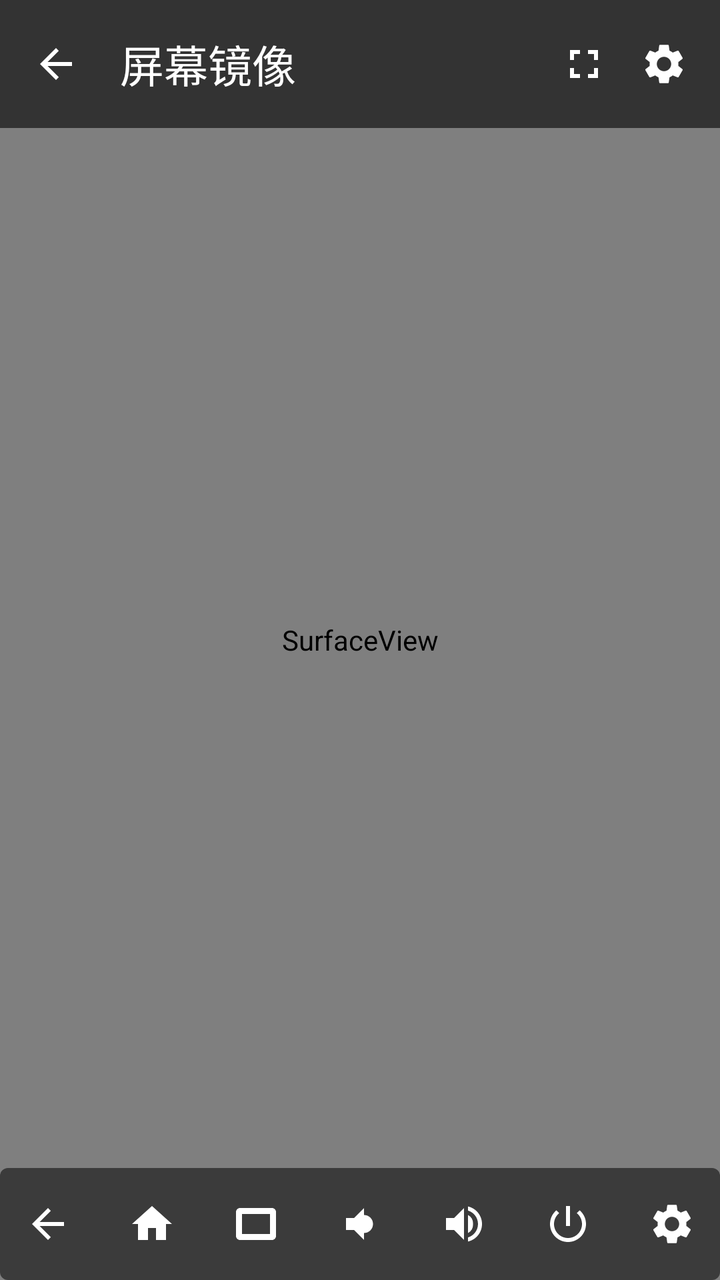
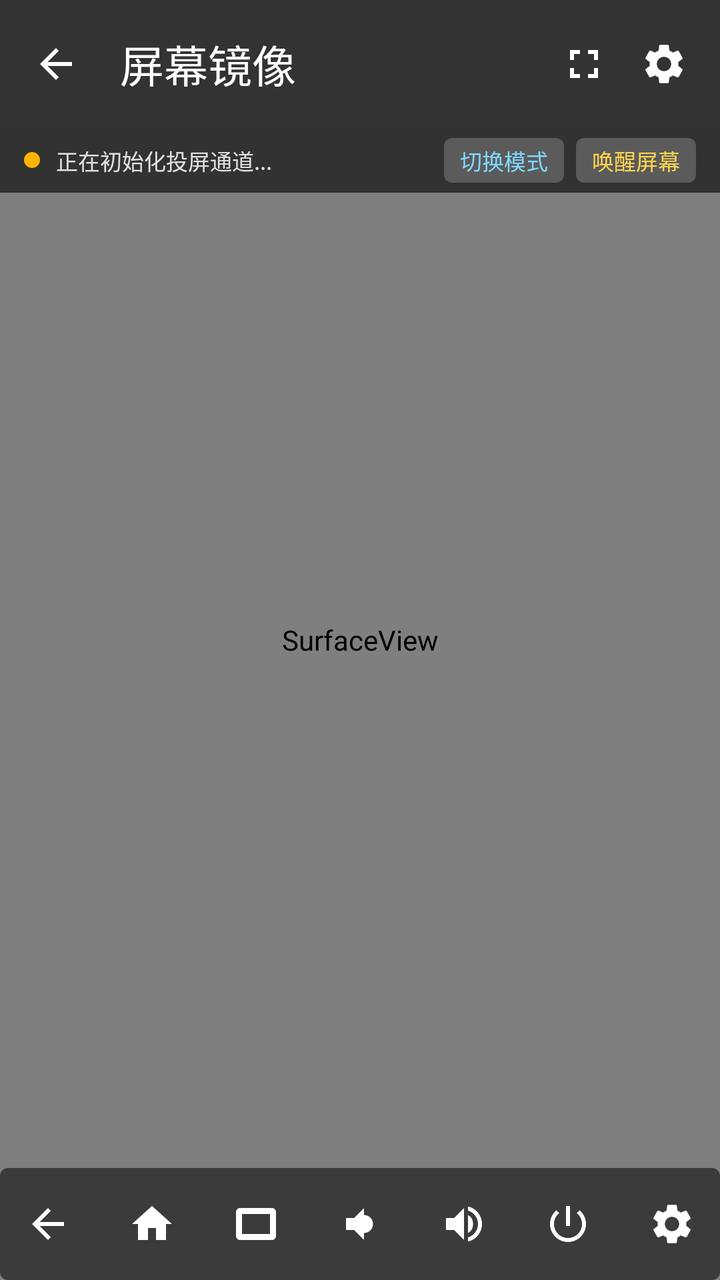

Compare the two renders of this Android layout. The source of the first and the diff that turns it into the second are given below.
<!-- AndroidManifest.xml: application theme Theme.ADBToolbox -->
<!-- res/layout/activity_scrcpy.xml -->
<?xml version="1.0" encoding="utf-8"?>
<FrameLayout xmlns:android="http://schemas.android.com/apk/res/android"
    xmlns:app="http://schemas.android.com/apk/res-auto"
    android:id="@+id/rootContainer"
    android:layout_width="match_parent"
    android:layout_height="match_parent"
    android:background="#000000">

    
    <FrameLayout
        android:id="@+id/flScreenContainer"
        android:layout_width="match_parent"
        android:layout_height="match_parent">

        
        <SurfaceView
            android:id="@+id/surfaceView"
            android:layout_width="match_parent"
            android:layout_height="match_parent"
            android:layout_gravity="center"
            android:visibility="visible" />

        
        <ImageView
            android:id="@+id/ivScreen"
            android:layout_width="match_parent"
            android:layout_height="match_parent"
            android:layout_gravity="center"
            android:contentDescription="Screen Stream"
            android:scaleType="fitCenter"
            android:visibility="gone" />

        
        <ProgressBar
            android:id="@+id/pbLoading"
            android:layout_width="wrap_content"
            android:layout_height="wrap_content"
            android:layout_gravity="center"
            android:indeterminateTint="#FFFFFF"
            android:visibility="visible" />

        
        <TextView
            android:id="@+id/tvStreamStatus"
            android:layout_width="wrap_content"
            android:layout_height="wrap_content"
            android:layout_gravity="center"
            android:layout_marginTop="56dp"
            android:gravity="center"
            android:lineSpacingExtra="4dp"
            android:paddingHorizontal="24dp"
            android:textColor="#ECEFF1"
            android:textSize="13sp"
            android:visibility="gone" />

    </FrameLayout>

    
    <com.google.android.material.appbar.MaterialToolbar
        android:id="@+id/toolbar"
        android:layout_width="match_parent"
        android:layout_height="?attr/actionBarSize"
        android:layout_gravity="top"
        android:background="#99000000"
        app:navigationIcon="?attr/homeAsUpIndicator"
        app:navigationIconTint="#FFFFFF"
        app:title="屏幕镜像"
        app:titleTextColor="#FFFFFF">

        
        <LinearLayout
            android:layout_width="wrap_content"
            android:layout_height="match_parent"
            android:layout_gravity="end"
            android:gravity="center_vertical"
            android:orientation="horizontal"
            android:paddingEnd="8dp">

            <ImageButton
                android:id="@+id/btnToolbarFullscreen"
                android:layout_width="40dp"
                android:layout_height="40dp"
                android:background="?attr/selectableItemBackgroundBorderless"
                android:contentDescription="全屏"
                android:src="@drawable/ic_nav_fullscreen"
                app:tint="#FFFFFF" />

            <ImageButton
                android:id="@+id/btnToolbarSettings"
                android:layout_width="40dp"
                android:layout_height="40dp"
                android:background="?attr/selectableItemBackgroundBorderless"
                android:contentDescription="设置"
                android:src="@drawable/ic_nav_settings"
                app:tint="#FFFFFF" />

        </LinearLayout>

    </com.google.android.material.appbar.MaterialToolbar>

    
    <FrameLayout
        android:id="@+id/navBarWrapper"
        android:layout_width="wrap_content"
        android:layout_height="wrap_content"
        android:layout_gravity="bottom|center_horizontal">

        <LinearLayout
            android:id="@+id/navBarContent"
            android:layout_width="wrap_content"
            android:layout_height="wrap_content"
            android:background="@drawable/bg_tag"
            android:backgroundTint="#B31E1E1E"
            android:gravity="center"
            android:orientation="horizontal"
            android:paddingHorizontal="12dp"
            android:paddingVertical="6dp">

            <ImageButton
                android:id="@+id/btnBack"
                android:layout_width="44dp"
                android:layout_height="44dp"
                android:background="?attr/selectableItemBackgroundBorderless"
                android:contentDescription="返回"
                android:src="@drawable/ic_nav_back"
                app:tint="#FFFFFF" />

            <ImageButton
                android:id="@+id/btnHome"
                android:layout_width="44dp"
                android:layout_height="44dp"
                android:layout_marginStart="8dp"
                android:background="?attr/selectableItemBackgroundBorderless"
                android:contentDescription="主页"
                android:src="@drawable/ic_nav_home"
                app:tint="#FFFFFF" />

            <ImageButton
                android:id="@+id/btnRecent"
                android:layout_width="44dp"
                android:layout_height="44dp"
                android:layout_marginStart="8dp"
                android:background="?attr/selectableItemBackgroundBorderless"
                android:contentDescription="多任务"
                android:src="@drawable/ic_nav_recent"
                app:tint="#FFFFFF" />

            <ImageButton
                android:id="@+id/btnVolDown"
                android:layout_width="44dp"
                android:layout_height="44dp"
                android:layout_marginStart="8dp"
                android:background="?attr/selectableItemBackgroundBorderless"
                android:contentDescription="音量减"
                android:src="@drawable/ic_nav_vol_down"
                app:tint="#FFFFFF" />

            <ImageButton
                android:id="@+id/btnVolUp"
                android:layout_width="44dp"
                android:layout_height="44dp"
                android:layout_marginStart="8dp"
                android:background="?attr/selectableItemBackgroundBorderless"
                android:contentDescription="音量加"
                android:src="@drawable/ic_nav_vol_up"
                app:tint="#FFFFFF" />

            <ImageButton
                android:id="@+id/btnScreenOff"
                android:layout_width="44dp"
                android:layout_height="44dp"
                android:layout_marginStart="8dp"
                android:background="?attr/selectableItemBackgroundBorderless"
                android:contentDescription="熄屏操作"
                android:src="@drawable/ic_nav_power"
                app:tint="#FFFFFF" />

            <ImageButton
                android:id="@+id/btnSettings"
                android:layout_width="44dp"
                android:layout_height="44dp"
                android:layout_marginStart="8dp"
                android:background="?attr/selectableItemBackgroundBorderless"
                android:contentDescription="投屏设置"
                android:src="@drawable/ic_nav_settings"
                app:tint="#FFFFFF" />

        </LinearLayout>

    </FrameLayout>

    
    <com.google.android.material.floatingactionbutton.FloatingActionButton
        android:id="@+id/fabQuickMenu"
        android:layout_width="wrap_content"
        android:layout_height="wrap_content"
        android:layout_gravity="end|center_vertical"
        android:layout_marginEnd="16dp"
        android:alpha="0.75"
        android:contentDescription="控制菜单"
        android:src="@drawable/ic_nav_more"
        android:visibility="gone"
        app:backgroundTint="#801E1E1E"
        app:fabSize="mini"
        app:tint="#FFFFFF" />

</FrameLayout>
<!-- resources referenced by this layout -->
<resources>
  <!-- drawable bg_tag (drawable) -->
  <?xml version="1.0" encoding="utf-8"?>
  <shape xmlns:android="http://schemas.android.com/apk/res/android"
      android:shape="rectangle">
      <corners android:radius="4dp" />
      <solid android:color="@color/primary_container" />
  </shape>
  <!-- drawable ic_nav_back (drawable) -->
  <vector xmlns:android="http://schemas.android.com/apk/res/android"
      android:width="24dp"
      android:height="24dp"
      android:viewportWidth="24"
      android:viewportHeight="24">
      <path
          android:fillColor="#FFFFFFFF"
          android:pathData="M20,11H7.83l5.59,-5.59L12,4l-8,8 8,8 1.41,-1.41L7.83,13H20v-2z" />
  </vector>
  <!-- drawable ic_nav_fullscreen (drawable) -->
  <vector xmlns:android="http://schemas.android.com/apk/res/android"
      android:width="24dp"
      android:height="24dp"
      android:viewportWidth="24"
      android:viewportHeight="24">
      <path
          android:fillColor="#FFFFFFFF"
          android:pathData="M7,14H5v5h5v-2H7v-3zm-2,-4h2V7h3V5H5v5zm12,7h-3v2h5v-5h-2v3zM14,5v2h3v3h2V5h-5z" />
  </vector>
  <!-- drawable ic_nav_home (drawable) -->
  <vector xmlns:android="http://schemas.android.com/apk/res/android"
      android:width="24dp"
      android:height="24dp"
      android:viewportWidth="24"
      android:viewportHeight="24">
      <path
          android:fillColor="#FFFFFFFF"
          android:pathData="M10,20v-6h4v6h5v-8h3L12,3 2,12h3v8z" />
  </vector>
  <!-- drawable ic_nav_more (drawable) -->
  <vector xmlns:android="http://schemas.android.com/apk/res/android"
      android:width="24dp"
      android:height="24dp"
      android:viewportWidth="24"
      android:viewportHeight="24">
      <path
          android:fillColor="#FFFFFFFF"
          android:pathData="M12,8c1.1,0 2,-0.9 2,-2s-0.9,-2 -2,-2 -2,0.9 -2,2 0.9,2 2,2zm0,2c-1.1,0 -2,0.9 -2,2s0.9,2 2,2 2,-0.9 2,-2 -0.9,-2 -2,-2zm0,6c-1.1,0 -2,0.9 -2,2s0.9,2 2,2 2,-0.9 2,-2 -0.9,-2 -2,-2z" />
  </vector>
  <!-- drawable ic_nav_recent (drawable) -->
  <vector xmlns:android="http://schemas.android.com/apk/res/android"
      android:width="24dp"
      android:height="24dp"
      android:viewportWidth="24"
      android:viewportHeight="24">
      <path
          android:fillColor="#FFFFFFFF"
          android:pathData="M4,4h16c1.1,0 2,0.9 2,2v12c0,1.1 -0.9,2 -2,2H4c-1.1,0 -2,-0.9 -2,-2V6c0,-1.1 0.9,-2 2,-2zm1,3v10h14V7H5z" />
  </vector>
  <!-- drawable ic_nav_vol_down (drawable) -->
  <vector xmlns:android="http://schemas.android.com/apk/res/android"
      android:width="24dp"
      android:height="24dp"
      android:viewportWidth="24"
      android:viewportHeight="24">
      <path
          android:fillColor="#FFFFFFFF"
          android:pathData="M18.5,12A4.5,4.5 0 0,0 14,7.5v9A4.5,4.5 0 0,0 18.5,12zM5,9v6h4l5,5V4L9,9H5z" />
  </vector>
  <!-- drawable ic_nav_vol_up (drawable) -->
  <vector xmlns:android="http://schemas.android.com/apk/res/android"
      android:width="24dp"
      android:height="24dp"
      android:viewportWidth="24"
      android:viewportHeight="24">
      <path
          android:fillColor="#FFFFFFFF"
          android:pathData="M3,9v6h4l5,5V4L7,9H3zm13.5,3A4.5,4.5 0 0,0 14,7.5v9A4.5,4.5 0 0,0 16.5,12zM14,3.23v2.06c2.89,0.86 5,3.54 5,6.71s-2.11,5.85 -5,6.71v2.06c4.01,-0.91 7,-4.49 7,-8.77s-2.99,-7.86 -7,-8.77z" />
  </vector>
  <color name="primary_container">#E3F2FD</color>
  <color name="primary">#1E88E5</color>
  <color name="on_primary_container">#0D47A1</color>
  <color name="accent">#00ACC1</color>
  <color name="surface">#FFFFFF</color>
  <color name="text_primary">#1A1C1E</color>
  <color name="background">#F8F9FA</color>
  <!-- unchanged entries left out for length: 3 -->
</resources>

<!-- the commit's change to res/layout/activity_scrcpy.xml (unified diff, before → after) -->
@@ -97,6 +97,65 @@
         </LinearLayout>
 
     </com.google.android.material.appbar.MaterialToolbar>
+
+    
+    <LinearLayout
+        android:id="@+id/layoutDiagBar"
+        android:layout_width="match_parent"
+        android:layout_height="wrap_content"
+        android:layout_gravity="top"
+        android:layout_marginTop="?attr/actionBarSize"
+        android:background="#B3121212"
+        android:gravity="center_vertical"
+        android:orientation="horizontal"
+        android:paddingHorizontal="12dp"
+        android:paddingVertical="5dp">
+
+        <View
+            android:id="@+id/vStatusIndicator"
+            android:layout_width="8dp"
+            android:layout_height="8dp"
+            android:background="@drawable/bg_tag"
+            android:backgroundTint="#FFB300" />
+
+        <TextView
+            android:id="@+id/tvDiagText"
+            android:layout_width="0dp"
+            android:layout_height="wrap_content"
+            android:layout_marginStart="8dp"
+            android:layout_weight="1"
+            android:ellipsize="marquee"
+            android:singleLine="true"
+            android:text="正在初始化投屏通道..."
+            android:textColor="#E0E0E0"
+            android:textSize="11sp" />
+
+        <TextView
+            android:id="@+id/btnQuickSwitchMode"
+            android:layout_width="wrap_content"
+            android:layout_height="wrap_content"
+            android:background="@drawable/bg_tag"
+            android:backgroundTint="#33FFFFFF"
+            android:paddingHorizontal="8dp"
+            android:paddingVertical="3dp"
+            android:text="切换模式"
+            android:textColor="#80D8FF"
+            android:textSize="11sp" />
+
+        <TextView
+            android:id="@+id/btnQuickWake"
+            android:layout_width="wrap_content"
+            android:layout_height="wrap_content"
+            android:layout_marginStart="6dp"
+            android:background="@drawable/bg_tag"
+            android:backgroundTint="#33FFFFFF"
+            android:paddingHorizontal="8dp"
+            android:paddingVertical="3dp"
+            android:text="唤醒屏幕"
+            android:textColor="#FFD54F"
+            android:textSize="11sp" />
+
+    </LinearLayout>
 
     
     <FrameLayout
